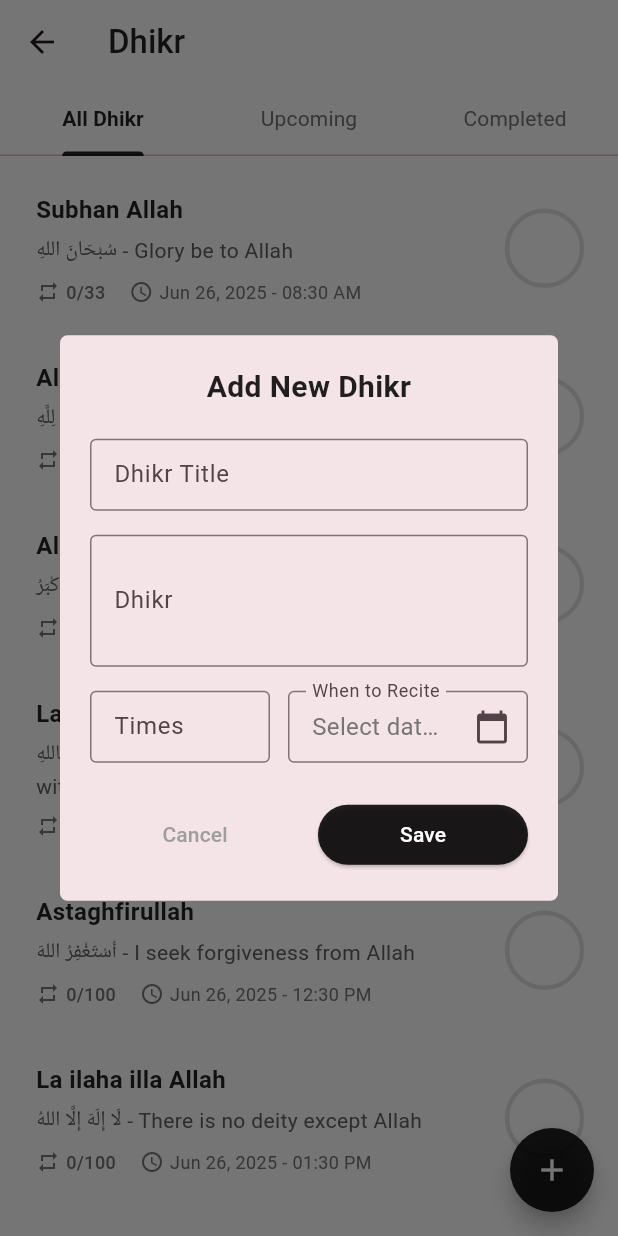
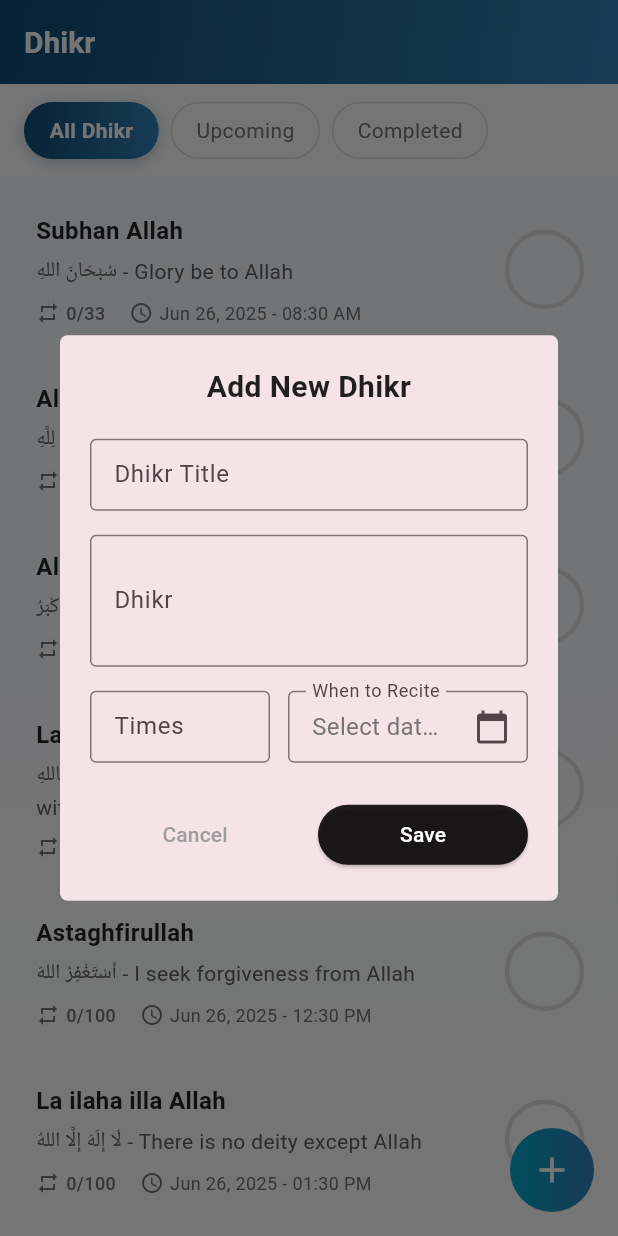
Before and after one commit to anjumArnab/Tasbih, a Flutter app: the Dhikrpage screen opened directly, after a tap on the "add" icon, on a phone screen of 412 x 824 dp. Run offline on Flutter 3.47's test engine with Material 3 defaults, Android fonts, the phone set to English and light mode, and no system bars; our stand-ins replace hive, hive_flutter; accounts and stored records are empty.

Commit message:
Widget _buildFilterChip(String label, String value)

```diff
--- a/lib/screens/dhikrpage.dart
+++ b/lib/screens/dhikrpage.dart
@@ -1,9 +1,11 @@
+// ignore_for_file: deprecated_member_use
+
 import 'package:flutter/material.dart';
+import '../screens/nav_wrapper.dart';
 import '../widgets/dhikr_dialog.dart';
 import '../widgets/dhikr_tile.dart';
 import '../models/dhikr.dart';
 import '../services/db_service.dart';
-import '../screens/homepage.dart';
 
 class Dhikrpage extends StatefulWidget {
   const Dhikrpage({super.key});
@@ -12,23 +14,23 @@ class Dhikrpage extends StatefulWidget {
   State<Dhikrpage> createState() => _DhikrpageState();
 }
 
-class _DhikrpageState extends State<Dhikrpage>
-    with SingleTickerProviderStateMixin {
-  late TabController _tabController;
+class _DhikrpageState extends State<Dhikrpage> {
   List<Dhikr> _allDhikrList = [];
+  List<Dhikr> _filteredDhikrList = [];
   bool _isLoading = true;
+  String selectedFilter = 'all';
+
+  // Updated color scheme
+  static const Color primaryColor = Color(0xFF0F4C75);
+  static const Color secondaryColor = Color(0xFF3282B8);
+  static const Color accentColor = Color(0xFF00A8CC);
+  static const Color lightAccent = Color(0xFFBBE1FA);
+  static const Color backgroundColor = Color(0xFFF8FBFF);
 
   @override
   void initState() {
     super.initState();
-    _tabController = TabController(length: 3, vsync: this);
     _initializeDatabase();
-  }
-
-  @override
-  void dispose() {
-    _tabController.dispose();
-    super.dispose();
   }
 
   Future<void> _initializeDatabase() async {
@@ -36,7 +38,6 @@ class _DhikrpageState extends State<Dhikrpage>
       await DbService.init();
       await _loadDhikrList();
 
-      // Listen to database changes
       DbService.watchDhikr().listen((event) {
         if (mounted) {
           _loadDhikrList();
@@ -67,6 +68,7 @@ class _DhikrpageState extends State<Dhikrpage>
 
       setState(() {
         _allDhikrList = dhikrList;
+        _applyFilters();
         _isLoading = false;
       });
     } catch (e) {
@@ -84,12 +86,64 @@ class _DhikrpageState extends State<Dhikrpage>
     }
   }
 
-  List<Dhikr> get _upcomingDhikr {
-    return DbService.getUpcomingDhikr();
+  void _applyFilters() {
+    setState(() {
+      switch (selectedFilter) {
+        case 'upcoming':
+          _filteredDhikrList = DbService.getUpcomingDhikr();
+          break;
+        case 'completed':
+          _filteredDhikrList = DbService.getCompletedDhikr();
+          break;
+        case 'all':
+        default:
+          _filteredDhikrList = _allDhikrList;
+          break;
+      }
+    });
   }
 
-  List<Dhikr> get _completedDhikr {
-    return DbService.getCompletedDhikr();
+  Widget _buildFilterChip(String label, String value) {
+    final isSelected = selectedFilter == value;
+    return GestureDetector(
+      onTap: () {
+        setState(() {
+          selectedFilter = value;
+          _applyFilters();
+        });
+      },
+      child: Container(
+        padding: const EdgeInsets.symmetric(horizontal: 16, vertical: 8),
+        decoration: BoxDecoration(
+          gradient:
+              isSelected
+                  ? const LinearGradient(colors: [primaryColor, secondaryColor])
+                  : null,
+          color: isSelected ? null : Colors.white,
+          borderRadius: BorderRadius.circular(20),
+          border: Border.all(
+            color: isSelected ? Colors.transparent : Colors.grey[300]!,
+          ),
+          boxShadow:
+              isSelected
+                  ? [
+                    BoxShadow(
+                      color: primaryColor.withOpacity(0.3),
+                      blurRadius: 8,
+                      offset: const Offset(0, 2),
+                    ),
+                  ]
+                  : null,
+        ),
+        child: Text(
+          label,
+          style: TextStyle(
+            color: isSelected ? Colors.white : Colors.grey[600],
+            fontWeight: isSelected ? FontWeight.w600 : FontWeight.normal,
+          ),
+        ),
+      ),
+    );
   }
 
   void _showAddDhikrDialog() {
@@ -99,29 +153,52 @@ class _DhikrpageState extends State<Dhikrpage>
     );
   }
 
-  // Modified to navigate to Homepage with selected dhikr
   Future<void> _handleDhikrTap(Dhikr dhikr) async {
-    // Navigate to Homepage with the selected dhikr
     await Navigator.pushAndRemoveUntil(
       context,
-      MaterialPageRoute(builder: (context) => Homepage(selectedDhikr: dhikr)),
+      MaterialPageRoute(
+        builder:
+            (context) =>
+                NavigationWrapper(initialIndex: 0, selectedDhikr: dhikr),
+      ),
       (route) => false,
     );
   }
 
-  // Keep the original functionality for long press or show options
   Future<void> _showDhikrOptions(Dhikr dhikr) async {
     showDialog(
       context: context,
       builder:
           (context) => AlertDialog(
-            title: Text(dhikr.dhikrTitle),
+            shape: RoundedRectangleBorder(
+              borderRadius: BorderRadius.circular(15),
+            ),
+            title: Text(
+              dhikr.dhikrTitle,
+              style: const TextStyle(
+                color: primaryColor,
+                fontWeight: FontWeight.w600,
+              ),
+            ),
             content: Column(
               mainAxisSize: MainAxisSize.min,
               children: [
                 Text(dhikr.dhikr),
                 const SizedBox(height: 16),
-                Text('Progress: ${dhikr.currentCount ?? 0}/${dhikr.times}'),
+                Container(
+                  padding: const EdgeInsets.all(12),
+                  decoration: BoxDecoration(
+                    color: lightAccent,
+                    borderRadius: BorderRadius.circular(8),
+                  ),
+                  child: Text(
+                    'Progress: ${dhikr.currentCount ?? 0}/${dhikr.times}',
+                    style: const TextStyle(
+                      fontWeight: FontWeight.w600,
+                      color: primaryColor,
+                    ),
+                  ),
+                ),
               ],
             ),
             actions: [
@@ -130,7 +207,14 @@ class _DhikrpageState extends State<Dhikrpage>
                 child: const Text('Close'),
               ),
               if ((dhikr.currentCount ?? 0) < dhikr.times)
-                ElevatedButton(
+                Container(
+                  decoration: BoxDecoration(
+                    gradient: const LinearGradient(
+                      colors: [accentColor, secondaryColor],
+                    ),
+                    borderRadius: BorderRadius.circular(8),
+                  ),
+                  child: ElevatedButton(
                     onPressed: () async {
                       try {
                         await DbService.incrementDhikrCount(dhikr.id!);
@@ -145,14 +229,37 @@ class _DhikrpageState extends State<Dhikrpage>
                         );
                       }
                     },
-                  child: const Text('Count +1'),
+                    style: ElevatedButton.styleFrom(
+                      backgroundColor: Colors.transparent,
+                      elevation: 0,
                     ),
-              ElevatedButton(
+                    child: const Text(
+                      'Count +1',
+                      style: TextStyle(color: Colors.white),
+                    ),
+                  ),
+                ),
+              Container(
+                decoration: BoxDecoration(
+                  gradient: const LinearGradient(
+                    colors: [primaryColor, secondaryColor],
+                  ),
+                  borderRadius: BorderRadius.circular(8),
+                ),
+                child: ElevatedButton(
                   onPressed: () {
                     Navigator.pop(context);
                     _handleDhikrTap(dhikr);
                   },
-                child: const Text('Start Counting'),
+                  style: ElevatedButton.styleFrom(
+                    backgroundColor: Colors.transparent,
+                    elevation: 0,
+                  ),
+                  child: const Text(
+                    'Start Counting',
+                    style: TextStyle(color: Colors.white),
+                  ),
+                ),
               ),
               if (dhikr.id != null)
                 TextButton(
@@ -162,7 +269,13 @@ class _DhikrpageState extends State<Dhikrpage>
                       context: context,
                       builder:
                           (context) => AlertDialog(
-                            title: const Text('Delete Dhikr'),
+                            shape: RoundedRectangleBorder(
+                              borderRadius: BorderRadius.circular(15),
+                            ),
+                            title: const Text(
+                              'Delete Dhikr',
+                              style: TextStyle(color: Colors.red),
+                            ),
                             content: const Text(
                               'Are you sure you want to delete this dhikr?',
                             ),
@@ -217,59 +330,101 @@ class _DhikrpageState extends State<Dhikrpage>
     );
   }
 
+  String _getEmptyMessage() {
+    switch (selectedFilter) {
+      case 'upcoming':
+        return 'No upcoming dhikr';
+      case 'completed':
+        return 'No completed dhikr';
+      case 'all':
+      default:
+        return 'No dhikr added yet';
+    }
+  }
+
   @override
   Widget build(BuildContext context) {
-    final backgroundColor = Colors.white;
     return Scaffold(
       backgroundColor: backgroundColor,
       appBar: AppBar(
         title: const Text(
           'Dhikr',
-          style: TextStyle(fontWeight: FontWeight.w500, color: Colors.black87),
-        ),
-        backgroundColor: backgroundColor,
-        elevation: 0,
-        bottom: TabBar(
-          controller: _tabController,
-          labelColor: Colors.black87,
-          unselectedLabelColor: Colors.grey[600],
-          indicatorColor: Colors.black87,
-          indicatorWeight: 2.0,
-          labelStyle: const TextStyle(
+          style: TextStyle(
             fontWeight: FontWeight.w600,
-            fontSize: 14,
-          ),
-          unselectedLabelStyle: const TextStyle(
-            fontWeight: FontWeight.w400,
-            fontSize: 14,
-          ),
-          tabs: const [
-            Tab(text: 'All Dhikr'),
-            Tab(text: 'Upcoming'),
-            Tab(text: 'Completed'),
-          ],
+            color: Colors.white,
+            fontSize: 20,
           ),
         ),
-      floatingActionButton: FloatingActionButton(
-        shape: const CircleBorder(),
+        backgroundColor: primaryColor,
+        elevation: 0,
+        flexibleSpace: Container(
+          decoration: const BoxDecoration(
+            gradient: LinearGradient(
+              begin: Alignment.topLeft,
+              end: Alignment.bottomRight,
+              colors: [primaryColor, secondaryColor],
+            ),
+          ),
+        ),
+        automaticallyImplyLeading: false,
+      ),
+      floatingActionButton: Container(
+        decoration: BoxDecoration(
+          gradient: const LinearGradient(colors: [accentColor, secondaryColor]),
+          borderRadius: BorderRadius.circular(30),
+        ),
+        child: FloatingActionButton(
           onPressed: _showAddDhikrDialog,
-        backgroundColor: Colors.black87,
-        child: const Icon(Icons.add, color: Colors.white),
+          backgroundColor: Colors.transparent,
+          elevation: 0,
+          child: const Icon(Icons.add, color: Colors.white, size: 28),
+        ),
       ),
       body:
           _isLoading
               ? const Center(child: CircularProgressIndicator())
-              : TabBarView(
-                controller: _tabController,
+              : Column(
                 children: [
-                  // All Dhikr Tab
-                  _buildDhikrList(_allDhikrList, 'No dhikr added yet'),
-
-                  // Upcoming Tab
-                  _buildDhikrList(_upcomingDhikr, 'No upcoming dhikr'),
-
-                  // Completed Tab
-                  _buildDhikrList(_completedDhikr, 'No completed dhikr'),
+                  Container(
+                    padding: const EdgeInsets.symmetric(
+                      horizontal: 16,
+                      vertical: 12,
+                    ),
+                    decoration: BoxDecoration(
+                      color: Colors.white,
+                      boxShadow: [
+                        BoxShadow(
+                          color: Colors.black.withOpacity(0.05),
+                          blurRadius: 10,
+                          offset: const Offset(0, 2),
+                        ),
+                      ],
+                    ),
+                    child: Row(
+                      children: [
+                        _buildFilterChip('All Dhikr', 'all'),
+                        const SizedBox(width: 8),
+                        _buildFilterChip('Upcoming', 'upcoming'),
+                        const SizedBox(width: 8),
+                        _buildFilterChip('Completed', 'completed'),
+                      ],
+                    ),
+                  ),
+                  Expanded(
+                    child: Container(
+                      decoration: const BoxDecoration(
+                        gradient: LinearGradient(
+                          begin: Alignment.topCenter,
+                          end: Alignment.bottomCenter,
+                          colors: [backgroundColor, Colors.white],
+                        ),
+                      ),
+                      child: _buildDhikrList(
+                        _filteredDhikrList,
+                        _getEmptyMessage(),
+                      ),
+                    ),
+                  ),
                 ],
               ),
     );
```
Lines whose indentation alone changed are shown as unchanged.
